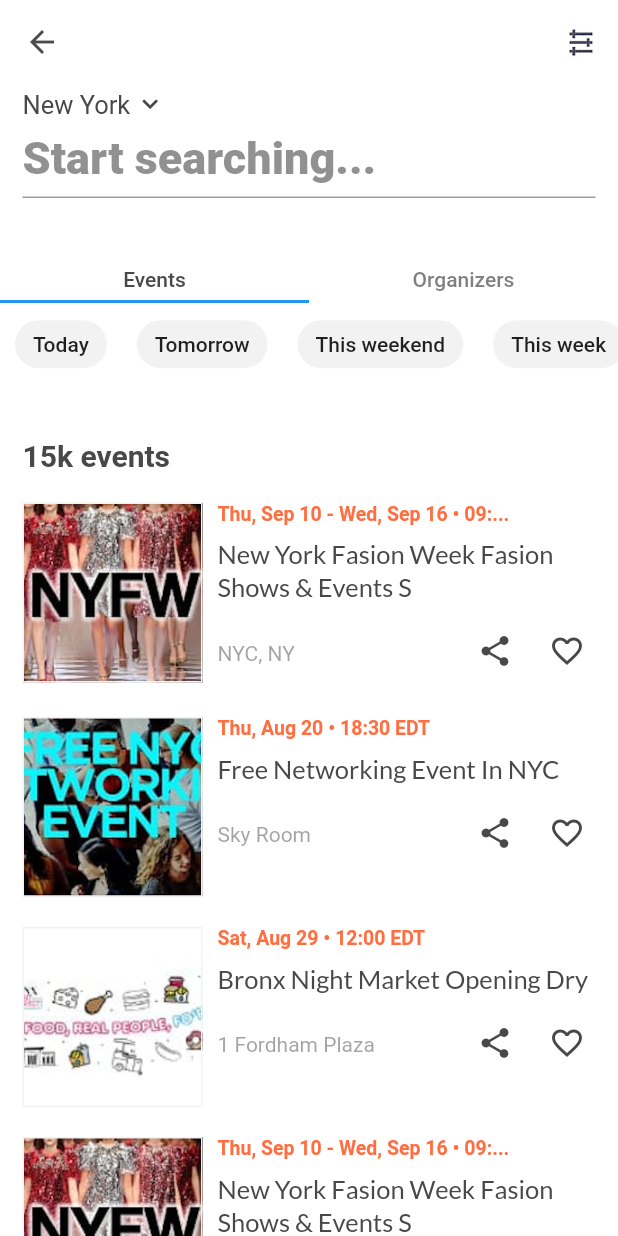
After one commit to elle-goop/test_app, a Flutter app: the EighthPage screen opened directly, on a phone screen of 412 x 824 dp. The commit adds this screen. Run offline on Flutter 3.47's test engine with Material 2 defaults, Android fonts, the phone set to English and light mode, and no system bars; our stand-ins replace carousel_slider, font_awesome_flutter, google_fonts.

Commit message:
add eighth page

```diff
--- /dev/null
+++ b/lib/screens/eighth_page.dart
@@ -0,0 +1,300 @@
+import 'package:flutter/gestures.dart';
+import 'package:flutter/material.dart';
+import 'package:font_awesome_flutter/font_awesome_flutter.dart';
+import 'package:test_app/theme/theme.dart';
+import 'package:test_app/utils/utils.dart';
+import 'package:google_fonts/google_fonts.dart';
+
+final List<String> dropdownItems = ['New York', 'Paris', 'London'];
+
+final List<Tab> tabs = <Tab>[
+  Tab(text: 'Events'),
+  Tab(text: 'Organizers'),
+];
+
+List<String> chips = [
+  'Today',
+  'Tomorrow',
+  'This weekend',
+  'This week',
+  'This weekend',
+  'This week'
+];
+
+List<ListItem> listItems = [
+  ListItem(
+      image: 'assets/images/8-1.png',
+      date: 'Thu, Sep 10 - Wed, Sep 16 • 09:...',
+      title: 'New York Fasion Week Fasion Shows & Events S',
+      place: 'NYC, NY'),
+  ListItem(
+      image: 'assets/images/8-2.png',
+      date: 'Thu, Aug 20 • 18:30 EDT',
+      title: 'Free Networking Event In NYC',
+      place: 'Sky Room'),
+  ListItem(
+      image: 'assets/images/8-3.png',
+      date: 'Sat, Aug 29 • 12:00 EDT',
+      title: 'Bronx Night Market Opening Dry',
+      place: '1 Fordham Plaza'),
+  ListItem(
+      image: 'assets/images/8-1.png',
+      date: 'Thu, Sep 10 - Wed, Sep 16 • 09:...',
+      title: 'New York Fasion Week Fasion Shows & Events S',
+      place: 'NYC, NY'),
+  ListItem(
+      image: 'assets/images/8-2.png',
+      date: 'Thu, Aug 20 • 18:30 EDT',
+      title: 'Free Networking Event In NYC',
+      place: 'Sky Room'),
+  ListItem(
+      image: 'assets/images/8-3.png',
+      date: 'Sat, Aug 29 • 12:00 EDT',
+      title: 'Bronx Night Market Opening Dry',
+      place: '1 Fordham Plaza'),
+];
+
+class ListItem {
+  final String image;
+  final String date;
+  final String title;
+  final String place;
+  const ListItem({this.image, this.date, this.place, this.title});
+}
+
+class EighthPage extends StatefulWidget {
+  @override
+  _EighthPageState createState() => _EighthPageState();
+}
+
+class _EighthPageState extends State<EighthPage>
+    with SingleTickerProviderStateMixin {
+  TabController _tabController;
+
+  @override
+  void initState() {
+    super.initState();
+    _tabController = TabController(vsync: this, length: tabs.length);
+  }
+
+  @override
+  void dispose() {
+    _tabController.dispose();
+    super.dispose();
+  }
+
+  @override
+  Widget build(BuildContext context) {
+    Size size = MediaQuery.of(context).size;
+    return Scaffold(
+      backgroundColor: AppColors.white,
+      appBar: AppBar(
+        brightness: Brightness.light,
+        elevation: 0,
+        backgroundColor: AppColors.white,
+        leading: IconButton(
+          icon: Icon(Icons.arrow_back, color: AppColors.greyMediumText),
+          onPressed: () => Utils.pop(context),
+        ),
+        actions: <Widget>[
+          IconButton(
+            icon: Image.asset(
+              'assets/images/8-top-icon.png',
+              width: 24,
+            ),
+            onPressed: () => Utils.pop(context),
+          )
+        ],
+      ),
+      body: SizedBox.expand(
+        child: Column(
+          children: <Widget>[
+            Row(
+              children: [
+                SizedBox(
+                  width: 15,
+                ),
+                Text(
+                  'New York',
+                  style: TextStyles.baseTextStyle
+                      .copyWith(color: AppColors.darkTextColor),
+                ),
+                SizedBox(
+                  width: 8,
+                ),
+                FaIcon(
+                  FontAwesomeIcons.chevronDown,
+                  color: AppColors.darkTextColor,
+                  size: 12,
+                )
+              ],
+            ),
+            Container(
+              padding: EdgeInsets.only(left: 15, right: 15),
+              margin: EdgeInsets.only(bottom: 40),
+              height: 50,
+              child: TextField(
+                decoration: InputDecoration(
+                    floatingLabelBehavior: FloatingLabelBehavior.never,
+                    alignLabelWithHint: false,
+                    labelText: 'Start searching...',
+                    labelStyle: TextStyles.titleStyle.copyWith(
+                        fontSize: 30,
+                        fontWeight: FontWeight.w800,
+                        color: AppColors.darkTextColor.withOpacity(0.6))),
+              ),
+            ),
+            SizedBox(
+              height: 30,
+              width: size.width,
+              child: TabBar(
+                  indicatorColor: Colors.blue,
+                  isScrollable: false,
+                  labelColor: AppColors.darkTextColor,
+                  unselectedLabelColor:
+                      AppColors.darkTextColor.withOpacity(0.7),
+                  controller: _tabController,
+                  tabs: tabs),
+            ),
+            Expanded(
+                child: TabBarView(
+                    dragStartBehavior: DragStartBehavior.down,
+                    controller: _tabController,
+                    children: [
+                  SizedBox.expand(
+                    child: ListView(
+                      children: [
+                        SizedBox(
+                          height: 55,
+                          width: size.width,
+                          child: ListView.builder(
+                            itemCount: chips.length,
+                            scrollDirection: Axis.horizontal,
+                            itemBuilder: (context, index) => Padding(
+                                padding: EdgeInsets.only(
+                                    left: 10, right: 10, top: 10, bottom: 10),
+                                child: Chip(
+                                  label: Text(chips[index]),
+                                  backgroundColor: AppColors.greyLight,
+                                )),
+                          ),
+                        ),
+                        Padding(
+                          padding:
+                              EdgeInsets.only(top: 35, left: 15, bottom: 10),
+                          child: Text(
+                            '15k events',
+                            style: TextStyles.titleMediumStyle
+                                .copyWith(color: AppColors.darkTextColor),
+                          ),
+                        ),
+                        ...listItems
+                            .map((li) => Container(
+                                  padding: EdgeInsets.only(left: 15, right: 10),
+                                  margin: EdgeInsets.only(top: 10, bottom: 10),
+                                  child: Row(
+                                    crossAxisAlignment:
+                                        CrossAxisAlignment.start,
+                                    children: [
+                                      Container(
+                                        width: 120,
+                                        height: 120,
+                                        decoration: BoxDecoration(
+                                            image: DecorationImage(
+                                                fit: BoxFit.cover,
+                                                image: AssetImage(li.image)),
+                                            border: Border.all(
+                                                color: AppColors.greyLight)),
+                                      ),
+                                      SizedBox(
+                                        width: 10,
+                                      ),
+                                      Expanded(
+                                          child: Column(
+                                        crossAxisAlignment:
+                                            CrossAxisAlignment.start,
+                                        children: <Widget>[
+                                          Text(
+                                            li.date,
+                                            maxLines: 1,
+                                            overflow: TextOverflow.ellipsis,
+                                            style: TextStyles.baseSemiboldStyle
+                                                .copyWith(
+                                                    color:
+                                                        Colors.deepOrangeAccent,
+                                                    fontSize: 13),
+                                          ),
+                                          SizedBox(
+                                            height: 8,
+                                          ),
+                                          Text(
+                                            li.title,
+                                            maxLines: 2,
+                                            overflow: TextOverflow.ellipsis,
+                                            style: GoogleFonts.lato().copyWith(
+                                                color: AppColors.darkTextColor,
+                                                fontSize: 17,
+                                                fontWeight: FontWeight.w500,
+                                                height: 1.3),
+                                          ),
+                                          SizedBox(
+                                            height: 8,
+                                          ),
+                                          Row(
+                                            children: <Widget>[
+                                              Expanded(
+                                                child: Text(
+                                                  li.place,
+                                                  style: TextStyles
+                                                      .baseTextStyle
+                                                      .copyWith(
+                                                          fontSize: 14,
+                                                          color: AppColors
+                                                              .darkTextColor
+                                                              .withOpacity(
+                                                                  0.5)),
+                                                ),
+                                              ),
+                                              IconButton(
+                                                  icon: Icon(
+                                                    Icons.share,
+                                                    color:
+                                                        AppColors.darkTextColor,
+                                                  ),
+                                                  onPressed: () =>
+                                                      Utils.pop(context)),
+                                              IconButton(
+                                                  icon: Icon(
+                                                    Icons.favorite_border,
+                                                    color:
+                                                        AppColors.darkTextColor,
+                                                  ),
+                                                  onPressed: () =>
+                                                      Utils.pop(context)),
+                                            ],
+                                          ),
+                                        ],
+                                      )),
+                                    ],
+                                  ),
+                                ))
+                            .toList(),
+                      ],
+                    ),
+                  ),
+                  SizedBox.expand(
+                    child: Center(
+                      child: Text(
+                        'Organizers',
+                        style: TextStyles.titleStyle
+                            .copyWith(color: AppColors.darkTextColor),
+                      ),
+                    ),
+                  ),
+                ])),
+          ],
+        ),
+      ),
+    );
+  }
+}
--- a/lib/screens/seventh_page.dart
+++ b/lib/screens/seventh_page.dart
@@ -1,5 +1,6 @@
 import 'package:flutter/material.dart';
 import 'package:font_awesome_flutter/font_awesome_flutter.dart';
+import 'package:test_app/screens/eighth_page.dart';
 import 'package:test_app/theme/theme.dart';
 import 'package:test_app/ui/drawer.dart';
 import 'package:test_app/utils/utils.dart';
@@ -74,7 +75,7 @@ class _SeventhPageState extends State<SeventhPage>
   @override
   Widget build(BuildContext context) {
     Size size = MediaQuery.of(context).size;
-    VoidCallback onTapItem = () => Utils.pop(context);
+    VoidCallback onTapItem = () => Utils.navigatePage(context, EighthPage());
     return Scaffold(
       resizeToAvoidBottomInset: true,
       extendBody: true,
@@ -110,7 +111,7 @@ class _SeventhPageState extends State<SeventhPage>
               actions: <Widget>[
                 IconButton(
                     icon: Icon(Icons.tap_and_play),
-                    onPressed: () => Utils.pop(context)),
+                    onPressed: () => Utils.navigatePage(context, EighthPage())),
                 IconButton(
                     icon: Icon(
                       Icons.search,
@@ -267,7 +268,7 @@ class _SeventhPageState extends State<SeventhPage>
       ),
       floatingActionButtonLocation: FloatingActionButtonLocation.centerDocked,
       floatingActionButton: FloatingActionButton(
-        onPressed: () => Utils.pop(context),
+        onPressed: () => Utils.navigatePage(context, EighthPage()),
         child: Icon(Icons.camera_alt),
         elevation: 3,
         backgroundColor: AppColors.white,
--- a/lib/screens/sixth_page.dart
+++ b/lib/screens/sixth_page.dart
@@ -1,10 +1,5 @@
 import 'package:flutter/material.dart';
-import 'package:test_app/screens/fifth_page.dart';
-import 'package:test_app/screens/first_page.dart';
-import 'package:test_app/screens/fourth_page.dart';
-import 'package:test_app/screens/second_page.dart';
 import 'package:test_app/screens/seventh_page.dart';
-import 'package:test_app/screens/third_page.dart';
 import 'package:test_app/theme/theme.dart';
 import 'package:test_app/ui/drawer.dart';
 import 'package:test_app/utils/utils.dart';
```
Also changed, not shown: pubspec.yaml (+5 -2 lines), assets/images/8-1.png (added), assets/images/8-2.png (added), assets/images/8-3.png (added), assets/images/8-top-icon.png (added), pubspec.lock, 4 other files.
